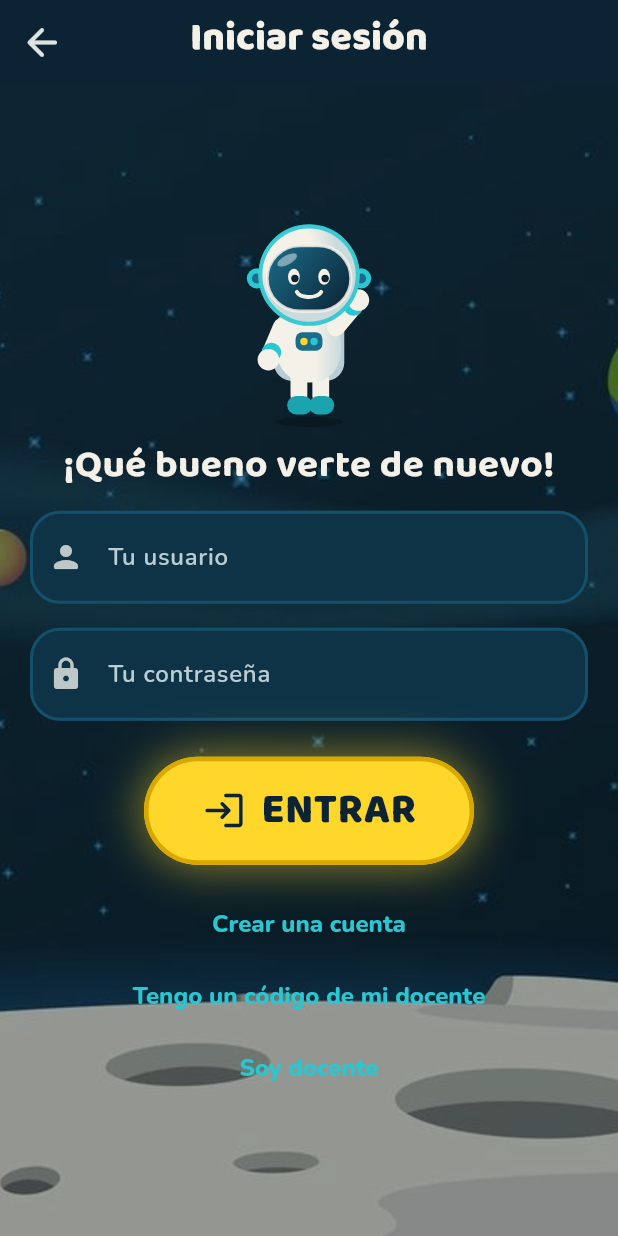
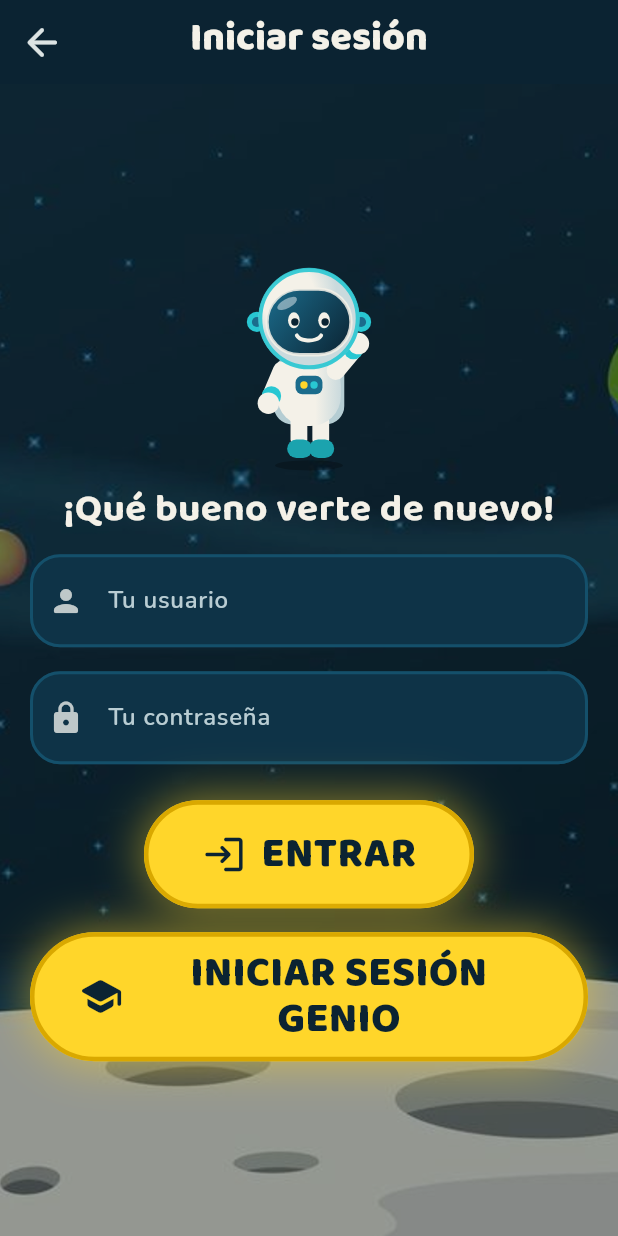
Before and after one commit to ffernandoVidal/Genios-app-educativa-, a Flutter app: the IngresarPantalla screen opened by its route, on a phone screen of 412 x 824 dp. Run offline on Flutter 3.47's test engine with Material 3 defaults, Android fonts, the phone set to English and light mode, and no system bars; our stand-ins replace equatable, flutter_bloc, go_router, web; missing offline and left inert: dart:js_interop, dart:ui_web.

Commit message:
Acceso: boton INICIAR SESION GENIO y sin enlaces de crear cuenta ni codigo de docente
Co-Authored-By: Claude Sonnet 5.5 <noreply@anthropic.com>

```diff
--- a/frontend/lib/features/acceso/presentacion/ingresar_pantalla.dart
+++ b/frontend/lib/features/acceso/presentacion/ingresar_pantalla.dart
@@ -11,8 +11,8 @@ import '../../../diseno/tokens/tipografia.dart';
 import 'acceso_cubit.dart';
 import 'mensaje_error_acceso.dart';
 
-/// Iniciar sesión de estudiante con usuario y contraseña. Desde aquí se puede crear una cuenta;
-/// el acceso docente con Google es un flujo separado.
+/// Iniciar sesión de estudiante con usuario y contraseña. El botón «INICIAR SESIÓN GENIO»
+/// lleva al acceso docente con Google, que es un flujo separado.
 class IngresarPantalla extends StatefulWidget {
   const IngresarPantalla({super.key});
 
@@ -92,23 +92,14 @@ class _IngresarPantallaState extends State<IngresarPantalla> {
               ),
               MensajeErrorAcceso(mensaje: estado.mensajeError),
               const SizedBox(height: Espaciado.l),
-              TextButton(
-                onPressed: estado.ocupado
-                    ? null
-                    : () => context.push('/registro'),
-                child: const Text('Crear una cuenta'),
-              ),
-              TextButton(
-                onPressed: estado.ocupado
-                    ? null
-                    : () => context.push('/activar'),
-                child: const Text('Tengo un código de mi docente'),
-              ),
-              TextButton(
-                onPressed: estado.ocupado
-                    ? null
-                    : () => context.push('/docente'),
-                child: const Text('Soy docente'),
+              Center(
+                child: BotonPrincipalJuego(
+                  texto: 'INICIAR SESIÓN GENIO',
+                  icono: Icons.school_rounded,
+                  alPulsar: estado.ocupado
+                      ? null
+                      : () => context.push('/docente'),
+                ),
               ),
             ],
           ),
```
Also changed, not shown: 3 other files.
